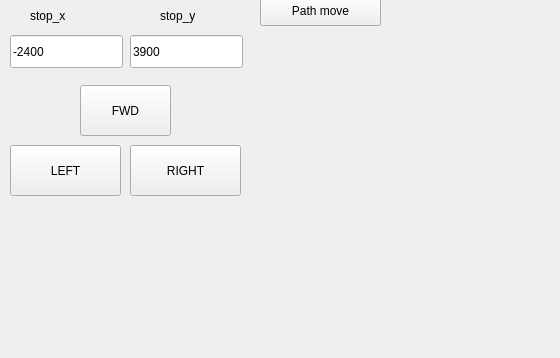
Old version of the form robot_demo/mainwindow.ui in the repository MiroslavKohut/IroboCreate_project; both pictures show x 0 to 560 and y 362 to 720 of the 1165 by 720 pixel window.
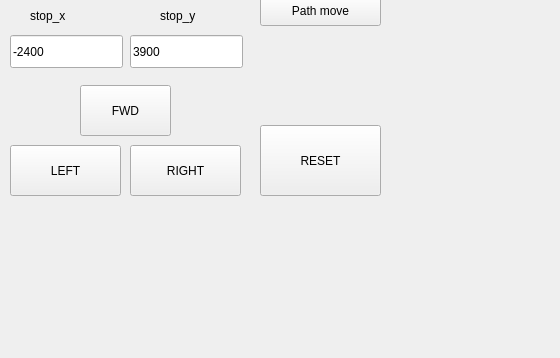
New version of the form.

```diff
--- a/robot_demo/mainwindow.ui
+++ b/robot_demo/mainwindow.ui
@@ -391,6 +391,19 @@
      <string>Path move</string>
     </property>
    </widget>
+   <widget class="QPushButton" name="pushButton_13">
+    <property name="geometry">
+     <rect>
+      <x>260</x>
+      <y>470</y>
+      <width>121</width>
+      <height>71</height>
+     </rect>
+    </property>
+    <property name="text">
+     <string>RESET</string>
+    </property>
+   </widget>
   </widget>
   <widget class="QMenuBar" name="menuBar">
    <property name="geometry">
```
Left out of the diff: 2 changed lines with no effect on the pictures.
